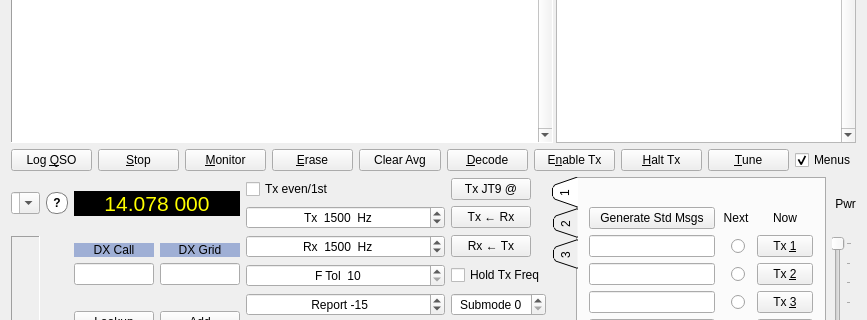
First picture: the form in mainwindow.ui, repository saitohirga/WSJT-X, before the edit; both pictures show x 0 to 867 and y 95 to 415 of the 867 by 555 pixel window.
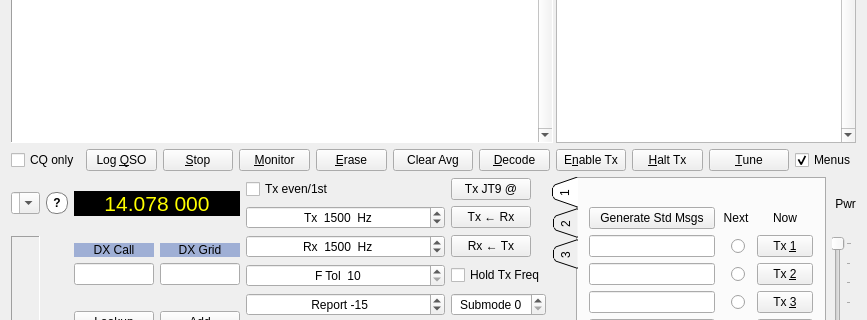
Second picture: the form after the edit. Custom widgets are drawn as their Qt base class.

Commit message: As a trial, add a CQ-only checkbox.

Patch:
```diff
--- a/mainwindow.ui
+++ b/mainwindow.ui
@@ -334,7 +334,14 @@
        </layout>
       </item>
       <item>
-       <layout class="QHBoxLayout" name="horizontalLayout_2" stretch="2,2,2,2,2,2,2,2,2,1">
+       <layout class="QHBoxLayout" name="horizontalLayout_2" stretch="0,2,2,2,2,2,2,2,2,2,1">
+        <item>
+         <widget class="QCheckBox" name="cbCQonly">
+          <property name="text">
+           <string>CQ only</string>
+          </property>
+         </widget>
+        </item>
         <item>
          <widget class="QPushButton" name="logQSOButton">
           <property name="minimumSize">
```
The commit also changes 3 other files.
